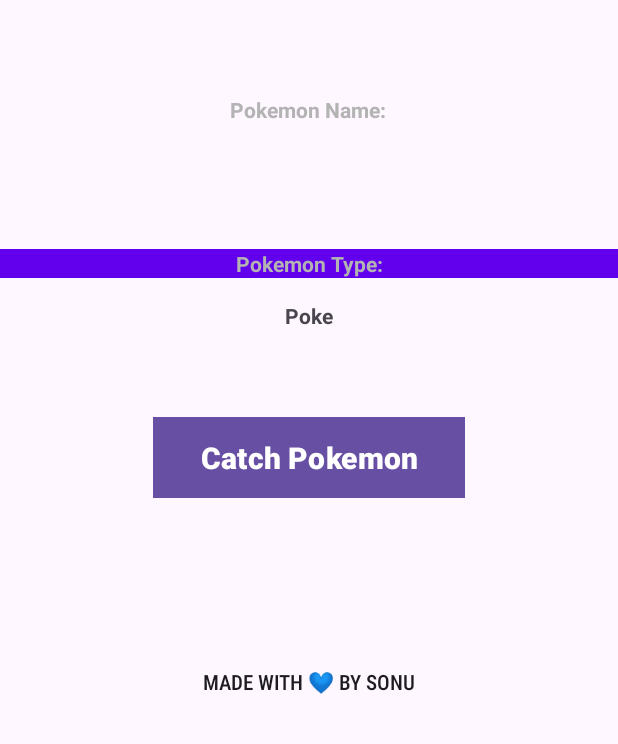
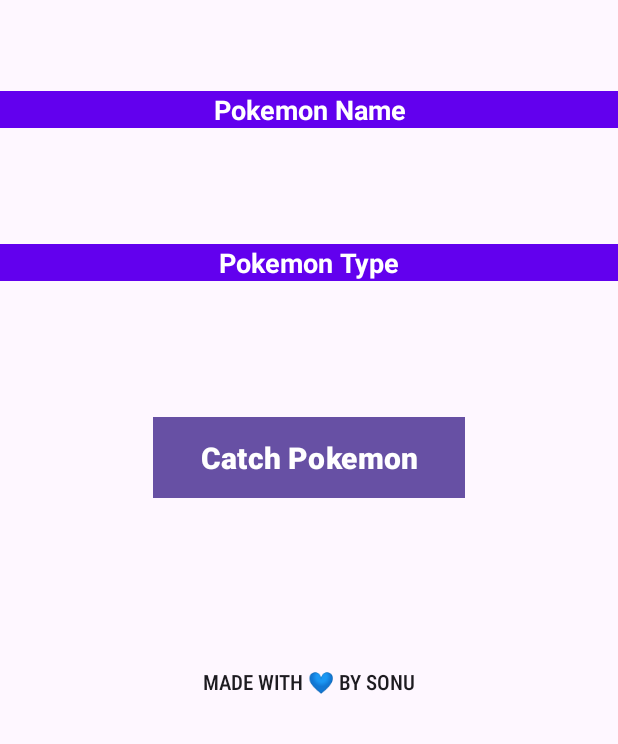
Before and after one commit to Dxsonu7/Pokemon-World-App, an Android app: the screen it shows after launch (MainActivity), on a phone screen of 412 x 824 dp, the part 492-1236 px from its top. Run offline under Robolectric (Android 15) with nearby library versions, the phone set to English and light mode, and no system bars; our stand-ins replace Volley; pictures from the network do not load.

Commit message:
updated text, ui, alignment and constraint

```diff
--- a/app/src/main/res/layout/activity_main.xml
+++ b/app/src/main/res/layout/activity_main.xml
@@ -34,11 +34,14 @@
 
     <TextView
         android:id="@+id/namePokeText"
-        android:layout_width="wrap_content"
+        android:layout_width="match_parent"
         android:layout_height="wrap_content"
-        android:text="Pokemon Name:"
+        android:text="Pokemon Name"
+        android:textSize="18dp"
+        android:textAlignment="center"
         android:textStyle="bold"
-        android:textColor="@color/gray_light"
+        android:textColor="@color/white"
+        android:background="@color/purple_500"
         app:layout_constraintHorizontal_bias="0.25"
         app:layout_constraintBottom_toBottomOf="parent"
         app:layout_constraintEnd_toEndOf="parent"
@@ -50,10 +53,11 @@
         android:id="@+id/typePokemon"
         android:layout_width="match_parent"
         android:layout_height="wrap_content"
-        android:text="Pokemon Type:"
+        android:text="Pokemon Type"
+        android:textSize="18dp"
         android:textAlignment="center"
         android:textStyle="bold"
-        android:textColor="@color/gray_light"
+        android:textColor="@color/white"
         android:background="@color/purple_500"
         app:layout_constraintBottom_toBottomOf="parent"
         app:layout_constraintEnd_toEndOf="@id/namePokeText"
@@ -66,13 +70,12 @@
         android:layout_width="wrap_content"
         android:layout_height="wrap_content"
         android:text=""
+        android:textColor="@color/white"
         android:textStyle="bold"
-        app:layout_constraintBottom_toBottomOf="parent"
-        app:layout_constraintEnd_toEndOf="parent"
-        app:layout_constraintHorizontal_bias="0.06"
-        app:layout_constraintStart_toEndOf="@+id/namePokeText"
-        app:layout_constraintTop_toTopOf="parent"
-        app:layout_constraintVertical_bias="0.485" />
+        android:layout_marginTop="15dp"
+        app:layout_constraintEnd_toEndOf="@id/buttonPokemon"
+        app:layout_constraintTop_toBottomOf="@id/namePokeText"
+        app:layout_constraintStart_toStartOf="@id/buttonPokemon" />
 
     <!--  Footer  -->
 
@@ -81,7 +84,8 @@
         android:layout_width="wrap_content"
         android:layout_height="wrap_content"
         android:layout_marginBottom="240dp"
-        android:text="Poke"
+        android:text=""
+        android:textColor="@color/white"
         android:textStyle="bold"
         android:layout_marginTop="15dp"
         app:layout_constraintEnd_toEndOf="@id/buttonPokemon"
```
